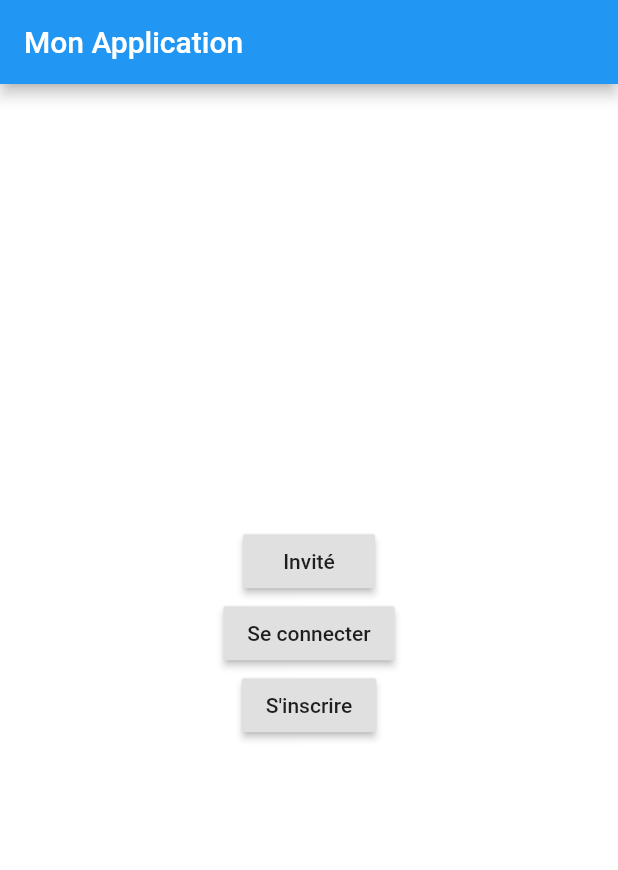
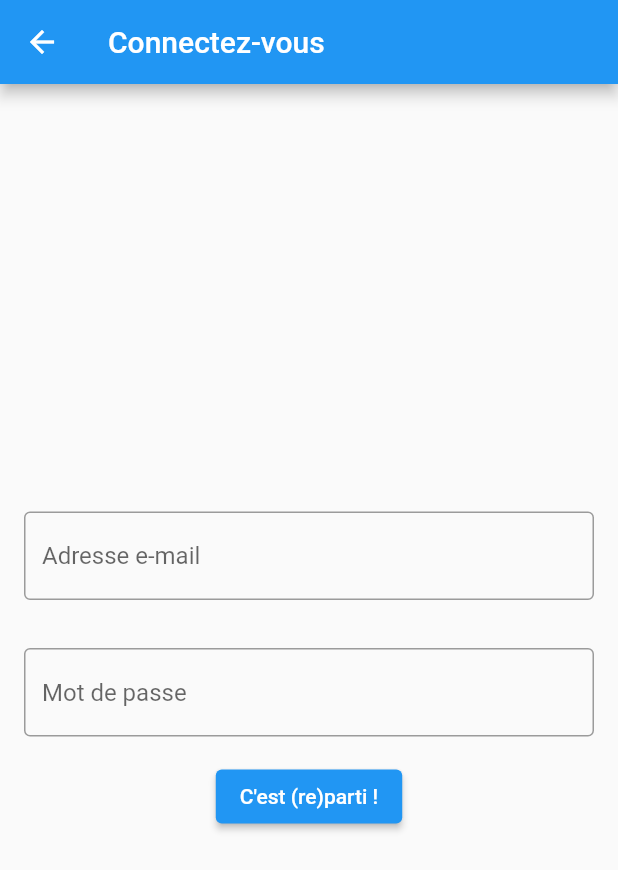
Before and after one commit to simon-mgnz/Projects, a Flutter app: the screen it shows after launch, after a tap on "Se connecter", on a phone screen of 412 x 824 dp. Shown: the top 870 px of the screen. Run offline on Flutter 3.47's test engine with Material 2 defaults, Android fonts, the phone set to English and light mode, and no system bars.

Commit message:
modified:   project_swiess/lib/main.dart

```diff
--- a/project_swiess/lib/main.dart
+++ b/project_swiess/lib/main.dart
@@ -8,40 +8,206 @@ class MyApp extends StatelessWidget {
   @override
   Widget build(BuildContext context) {
     return MaterialApp(
-      home: Scaffold(
-        appBar: AppBar(
-          title: Text('Mon Application'),
-        ),
-        body: AspectRatio(
-          aspectRatio: 9 / 16,
-          child: Container(
-            color: Colors.white,
-            child: Column(
+      home: WelcomeScreen(),
+      routes: {
+        '/home': (context) => HomeScreen(),
+        '/search': (context) => SearchScreen(),
+        '/signup': (context) => SignUpScreen(),
+        '/login': (context) => LoginScreen(),
+      },
+    );
+  }
+}
+
+class WelcomeScreen extends StatelessWidget {
+  @override
+  Widget build(BuildContext context) {
+    return Scaffold(
+      body: Column(
         mainAxisAlignment: MainAxisAlignment.center,
         children: [
-                RaisedButton(
+          Padding(
+            padding: const EdgeInsets.all(16.0),
+            child: Text(
+              'Bienvenue',
+              style: TextStyle(
+                fontSize: 24,
+                fontWeight: FontWeight.bold,
+                color: Colors.cyan,
+              ),
+            ),
+          ),
+          SizedBox(height: 16),
+          Align(
+            alignment: Alignment.bottomRight,
+            child: Padding(
+              padding: const EdgeInsets.all(16.0),
+              child: Column(
+                crossAxisAlignment: CrossAxisAlignment.end,
+                children: [
+                  ElevatedButton(
                     onPressed: () {
-                    // Action du bouton "Invité"
+                      Navigator.pushNamed(context, '/home');
                     },
                     child: Text('Invité'),
+                    style: ElevatedButton.styleFrom(
+                      primary: Colors.blue,
                     ),
-                RaisedButton(
+                  ),
+                  SizedBox(height: 16),
+                  ElevatedButton(
                     onPressed: () {
-                    // Action du bouton "Se connecter"
+                      Navigator.pushNamed(context, '/signup');
+                    },
+                    child: Text('S\'inscrire'),
+                  ),
+                  SizedBox(height: 16),
+                  ElevatedButton(
+                    onPressed: () {
+                      Navigator.pushNamed(context, '/login');
                     },
                     child: Text('Se connecter'),
-                ),
-                RaisedButton(
-                  onPressed: () {
-                    // Action du bouton "S'inscrire"
-                  },
-                  child: Text("S'inscrire"),
                   ),
                 ],
               ),
             ),
           ),
+        ],
       ),
     );
   }
 }
+
+class HomeScreen extends StatelessWidget {
+  @override
+  Widget build(BuildContext context) {
+    return Scaffold(
+      appBar: AppBar(
+        title: Text('Accueil'),
+        actions: [
+          IconButton(
+            onPressed: () {
+              // Action de l'icône utilisateur
+            },
+            icon: Icon(Icons.person),
+          ),
+        ],
+      ),
+      body: Column(
+        mainAxisAlignment: MainAxisAlignment.center,
+        children: [
+          Padding(
+            padding: const EdgeInsets.symmetric(horizontal: 16.0),
+            child: TextField(
+              decoration: InputDecoration(
+                hintText: 'Recherche',
+                border: OutlineInputBorder(),
+              ),
+            ),
+          ),
+          SizedBox(height: 16),
+          ElevatedButton(
+            onPressed: () {
+              Navigator.pushNamed(context, '/search');
+            },
+            child: Text('Caméra'),
+          ),
+        ],
+      ),
+    );
+  }
+}
+
+class SearchScreen extends StatelessWidget {
+  @override
+  Widget build(BuildContext context) {
+    return Scaffold(
+      appBar: AppBar(
+        title: Text('Recherche'),
+      ),
+      body: Center(
+        child: Text('Page de recherche'),
+      ),
+    );
+  }
+}
+
+class SignUpScreen extends StatelessWidget {
+  @override
+  Widget build(BuildContext context) {
+    return Scaffold(
+      appBar: AppBar(
+        title: Text('Créer un compte'),
+      ),
+      body: Column(
+        mainAxisAlignment: MainAxisAlignment.center,
+        children: [
+          Padding(
+            padding: const EdgeInsets.all(16.0),
+            child: TextField(
+              decoration: InputDecoration(
+                hintText: 'Adresse e-mail',
+                border: OutlineInputBorder(),
+              ),
+            ),
+          ),
+          Padding(
+            padding: const EdgeInsets.all(16.0),
+            child: TextField(
+              decoration: InputDecoration(
+                hintText: 'Mot de passe',
+                border: OutlineInputBorder(),
+              ),
+            ),
+          ),
+          ElevatedButton(
+            onPressed: () {
+              // Action du bouton "C'est parti !"
+            },
+            child: Text('C\'est parti !'),
+          ),
+        ],
+      ),
+    );
+  }
+}
+
+class LoginScreen extends StatelessWidget {
+  @override
+  Widget build(BuildContext context) {
+    return Scaffold(
+      appBar: AppBar(
+        title: Text('Connectez-vous'),
+      ),
+      body: Column(
+        mainAxisAlignment: MainAxisAlignment.center,
+        children: [
+          Padding(
+            padding: const EdgeInsets.all(16.0),
+            child: TextField(
+              decoration: InputDecoration(
+                hintText: 'Adresse e-mail',
+                border: OutlineInputBorder(),
+              ),
+            ),
+          ),
+          Padding(
+            padding: const EdgeInsets.all(16.0),
+            child: TextField(
+              decoration: InputDecoration(
+                hintText: 'Mot de passe',
+                border: OutlineInputBorder(),
+              ),
+            ),
+          ),
+          ElevatedButton(
+            onPressed: () {
+              // Action du bouton "C'est (re)parti !"
+            },
+            child: Text('C\'est (re)parti !'),
+          ),
+        ],
+      ),
+    );
+  }
+}
```
Lines whose indentation alone changed are shown as unchanged.
